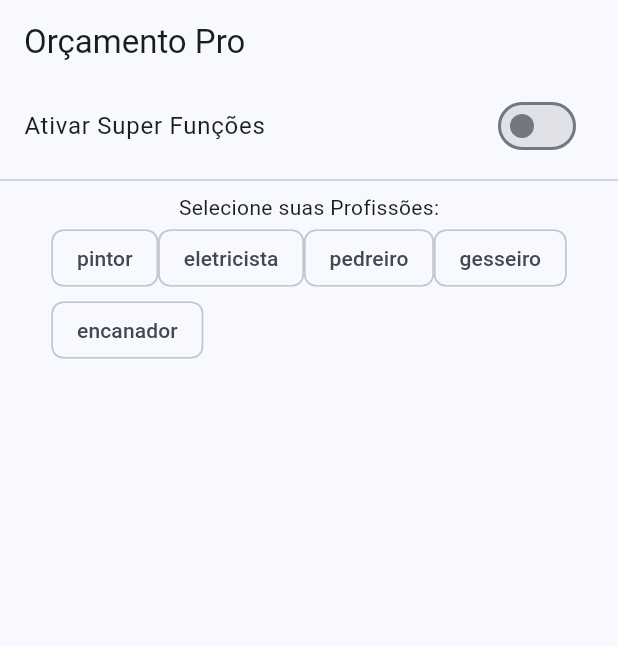
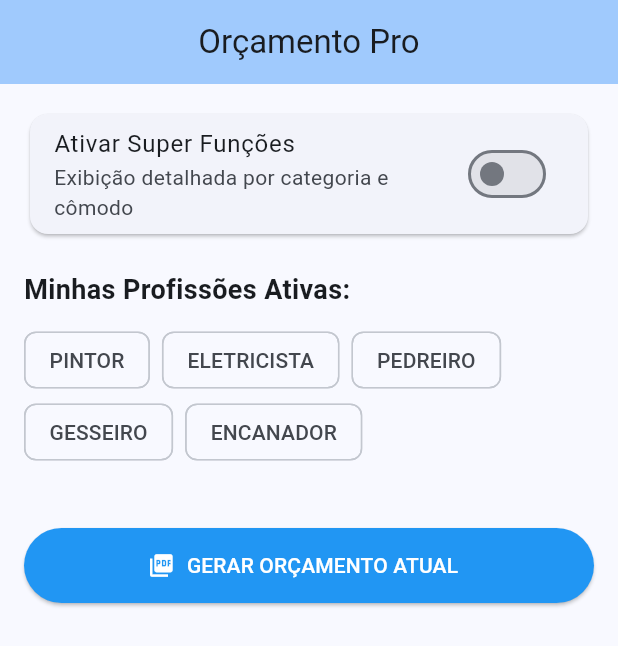
Before and after one commit to luisfsilveira/orcamento_pro, a Flutter app: the screen it shows after launch, on a phone screen of 412 x 824 dp. Shown: the top 646 px of the screen. Run offline on Flutter 3.47's test engine with Material 3 defaults, Android fonts, the phone set to English and light mode, and no system bars; our stand-ins replace pdf.

Commit message:
Registro: Correção da HomeView e integração total dos módulos

```diff
--- a/lib/views/home_view.dart
+++ b/lib/views/home_view.dart
@@ -2,35 +2,106 @@ import 'package:flutter/material.dart';
 import 'package:provider/provider.dart';
 import '../controllers/config_controller.dart';
 import '../models/servico_model.dart';
+import '../services/pdf_service.dart';
 
 class HomeView extends StatelessWidget {
   const HomeView({super.key});
 
   @override
   Widget build(BuildContext context) {
+    // Escutando as alterações do Controller
     final config = context.watch<ConfigController>();
 
     return Scaffold(
-      appBar: AppBar(title: const Text("Orçamento Pro")),
-      body: Column(
+      appBar: AppBar(
+        title: const Text("Orçamento Pro"),
+        centerTitle: true,
+        backgroundColor: Theme.of(context).colorScheme.inversePrimary,
+      ),
+      body: SingleChildScrollView(
+        padding: const EdgeInsets.all(16.0),
+        child: Column(
+          crossAxisAlignment: CrossAxisAlignment.start,
           children: [
-          SwitchListTile(
+            // Seção de Configuração de Visualização
+            Card(
+              child: SwitchListTile(
                 title: const Text("Ativar Super Funções"),
+                subtitle: const Text("Exibição detalhada por categoria e cômodo"),
                 value: config.isSuperFuncao,
                 onChanged: (_) => config.toggleSuperFuncao(),
               ),
-          const Divider(),
-          const Text("Selecione suas Profissões:"),
+            ),
+            const SizedBox(height: 20),
+
+            const Text(
+              "Minhas Profissões Ativas:",
+              style: TextStyle(fontSize: 18, fontWeight: FontWeight.bold),
+            ),
+            const SizedBox(height: 10),
+
+            // Seletor de Profissões Dinâmico
             Wrap(
+              spacing: 8.0,
               children: CategoriaProfissional.values.map((cat) {
+                final selecionada = config.profissoes.contains(cat);
                 return FilterChip(
-                label: Text(cat.name),
-                selected: config.profissoes.contains(cat),
+                  label: Text(cat.name.toUpperCase()),
+                  selected: selecionada,
                   onSelected: (_) => config.alternarProfissao(cat),
+                  selectedColor: Colors.blue.shade200,
                 );
               }).toList(),
             ),
+
+            const SizedBox(height: 40),
+
+            // Botão de Geração de Orçamento (Lógica Real)
+            SizedBox(
+              width: double.infinity,
+              height: 50,
+              child: ElevatedButton.icon(
+                icon: const Icon(Icons.picture_as_pdf),
+                label: const Text("GERAR ORÇAMENTO ATUAL"),
+                style: ElevatedButton.styleFrom(
+                  backgroundColor: Colors.blue,
+                  foregroundColor: Colors.white,
+                ),
+                onPressed: () async {
+                  if (config.profissoes.isEmpty) {
+                    ScaffoldMessenger.of(context).showSnackBar(
+                      const SnackBar(content: Text("Selecione ao menos uma profissão antes.")),
+                    );
+                    return;
+                  }
+
+                  // Criando um objeto de serviço real para o PDF
+                  // Futuramente estes dados virão do formulário de cadastro
+                  final servicoAtual = Servico(
+                    id: DateTime.now().toString(),
+                    categoria: config.profissoes.first,
+                    subcategoria: 'Serviço Geral',
+                    nome: 'Execução de Obra',
+                    preco: 0.0, // Valor zerado para preenchimento manual ou vindo do DB
+                    quantidade: 1,
+                  );
+
+                  await PdfService.gerarOrcamento(
+                    nomeCliente: "Novo Cliente",
+                    itens: [servicoAtual],
+                    isSuperFuncao: config.isSuperFuncao,
+                  );
+
+                  if (context.mounted) {
+                    ScaffoldMessenger.of(context).showSnackBar(
+                      const SnackBar(content: Text("Orçamento gerado e salvo com sucesso!")),
+                    );
+                  }
+                },
+              ),
+            ),
           ],
+        ),
       ),
     );
   }
```
Also changed, not shown: lib/services/pdf_service.dart (added, +55 -0 lines). Lines whose indentation alone changed are shown as unchanged.
